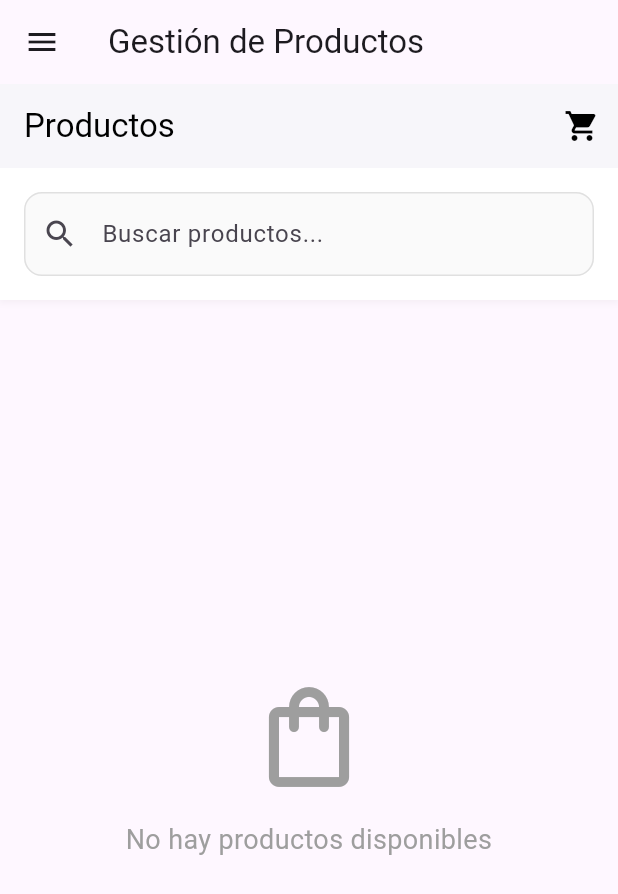
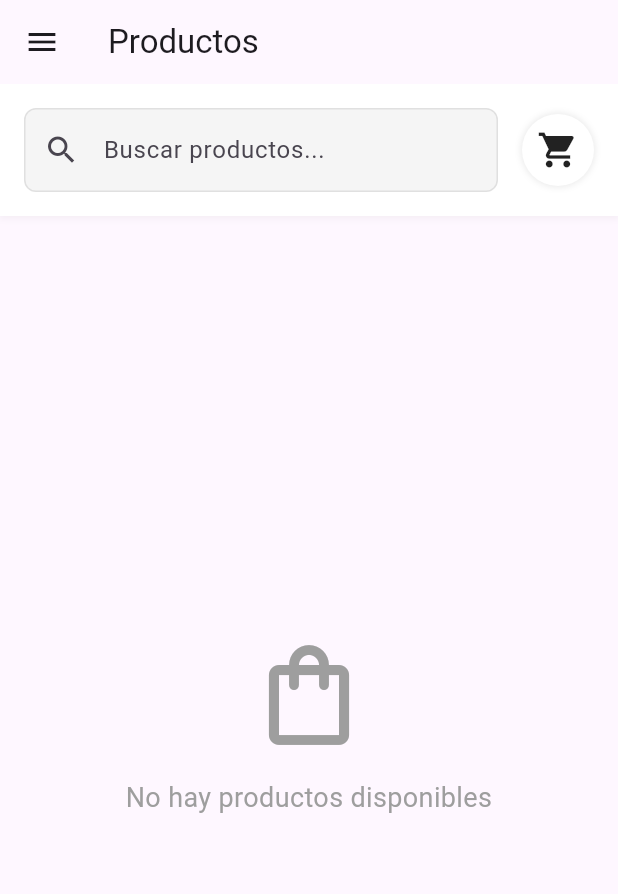
Before and after one commit to leonardaraujo/danleo-flutter, a Flutter app: the screen it shows after launch, in the side drawer, after a tap on the "shopping cart" icon, on a phone screen of 412 x 824 dp. Shown: the top 894 px of the screen. Run offline on Flutter 3.47's test engine with Material 3 defaults, Android fonts, the phone set to English and light mode, and no system bars; our stand-ins replace cloud_firestore, firebase_core, geolocator, google_maps_flutter; accounts and stored records are empty.

Commit message:
Se quito la opcion de subida automatica, se mejoro lista de productos eliminando titlebar innecesario y algunos cambios menores

```diff
--- a/lib/main.dart
+++ b/lib/main.dart
@@ -2,7 +2,6 @@ import 'package:flutter/material.dart';
 import 'package:firebase_core/firebase_core.dart';
 import 'widgets/product/productList.dart';
 import 'widgets/common/Sidebar.dart';
-import 'utils/AutoUpload.dart';
 import 'widgets/store/store_map_screen.dart'; // ✅ Importación del mapa
 
 void main() async {
@@ -17,7 +16,7 @@ class MainApp extends StatelessWidget {
   @override
   Widget build(BuildContext context) {
     return MaterialApp(
-      title: 'Gestión de Productos',
+      title: 'Productos',
       theme: ThemeData(
         primarySwatch: Colors.blue,
         visualDensity: VisualDensity.adaptivePlatformDensity,
@@ -49,10 +48,9 @@ class _MainScreenState extends State<MainScreen> {
   Widget build(BuildContext context) {
     final List<Widget> screens = [
       const ProductList(),
-      const AutoUpload(),
+      const StoreMapScreen(),
+      const Center(child: Text('Ayuda')),
       const Center(child: Text('Configuración')),
-      const Center(child: Text('Ayuda')),
-      const StoreMapScreen(), // ✅ Pantalla "Ubícanos" en índice 4
     ];
 
     return Scaffold(
@@ -68,15 +66,13 @@ class _MainScreenState extends State<MainScreen> {
   String _getTitleByIndex(int index) {
     switch (index) {
       case 0:
-        return 'Gestión de Productos';
+        return 'Productos';
       case 1:
-        return 'Carga Automática';
+        return 'Ubícanos';
       case 2:
+        return 'Ayuda';
+      case 3:
         return 'Configuración';
-      case 3:
-        return 'Ayuda';
-      case 4:
-        return 'Ubícanos'; // ✅ Nuevo título
       default:
         return 'Danleo';
     }
--- a/lib/services/cartService.dart
+++ b/lib/services/cartService.dart
@@ -31,43 +31,69 @@ class CartItem {
     return CartItem(
       id: product['id'],
       nombre: product['nombre'],
-      precio: product['precio'].toDouble(),
+      precio: (product['precio'] is int)
+          ? (product['precio'] as int).toDouble()
+          : product['precio'],
       urlImagen: product['urlImagen'],
     );
   }
 }
 
 class CartService extends ChangeNotifier {
+  // Singleton para asegurar una única instancia
   static final CartService _instance = CartService._internal();
+
   factory CartService() => _instance;
+
   CartService._internal();
 
+  // Almacenamiento interno de los productos en el carrito
   final Map<String, CartItem> _items = {};
 
+  // Getter para acceder a los items (como copia inmutable)
   Map<String, CartItem> get items => Map.unmodifiable(_items);
 
+  // Número total de productos diferentes en el carrito
   int get itemCount => _items.length;
 
-  int get totalQuantity => _items.values.fold(0, (sum, item) => sum + item.cantidad);
+  // Cantidad total de productos (sumando cantidades)
+  int get totalQuantity {
+    if (_items.isEmpty) return 0;
+    return _items.values.fold(0, (sum, item) => sum + item.cantidad);
+  }
 
-  double get totalAmount => _items.values.fold(0.0, (sum, item) => sum + item.total);
+  // Monto total a pagar
+  double get totalAmount {
+    if (_items.isEmpty) return 0.0;
+    return _items.values.fold(0.0, (sum, item) => sum + item.total);
+  }
 
+  // Añadir un producto al carrito
   void addItem(Map<String, dynamic> product) {
     final productId = product['id'];
 
     if (_items.containsKey(productId)) {
+      // Si ya existe, aumentar cantidad
       _items[productId]!.cantidad++;
     } else {
+      // Si es nuevo, crearlo
       _items[productId] = CartItem.fromProduct(product);
     }
+
+    // Notificar a los oyentes (widgets) que el carrito cambió
     notifyListeners();
+
+    // Imprimir para debug
+    print('Producto agregado. Total en carrito: ${totalQuantity}');
   }
 
+  // Remover un producto del carrito
   void removeItem(String productId) {
     _items.remove(productId);
     notifyListeners();
   }
 
+  // Actualizar la cantidad de un producto
   void updateQuantity(String productId, int quantity) {
     if (_items.containsKey(productId)) {
       if (quantity <= 0) {
@@ -79,6 +105,7 @@ class CartService extends ChangeNotifier {
     }
   }
 
+  // Aumentar cantidad de un producto
   void increaseQuantity(String productId) {
     if (_items.containsKey(productId)) {
       _items[productId]!.cantidad++;
@@ -86,6 +113,7 @@ class CartService extends ChangeNotifier {
     }
   }
 
+  // Disminuir cantidad de un producto
   void decreaseQuantity(String productId) {
     if (_items.containsKey(productId)) {
       if (_items[productId]!.cantidad > 1) {
@@ -97,15 +125,18 @@ class CartService extends ChangeNotifier {
     }
   }
 
+  // Limpiar todo el carrito
   void clearCart() {
     _items.clear();
     notifyListeners();
   }
 
+  // Verificar si un producto está en el carrito
   bool isInCart(String productId) {
     return _items.containsKey(productId);
   }
 
+  // Obtener cantidad de un producto específico
   int getQuantity(String productId) {
     return _items[productId]?.cantidad ?? 0;
   }
--- a/lib/utils/AutoUpload.dart
+++ /dev/null
@@ -1,281 +0,0 @@
-import 'package:flutter/material.dart';
-import '../services/ProductService.dart';
-import 'data.dart';
-
-class AutoUpload extends StatefulWidget {
-  const AutoUpload({super.key});
-
-  @override
-  State<AutoUpload> createState() => _AutoUploadState();
-}
-
-class _AutoUploadState extends State<AutoUpload> {
-  final ProductService _productService = ProductService();
-  bool _isLoading = false;
-  String _statusMessage = '';
-  bool _isSuccess = false;
-  int _totalUploaded = 0;
-  int _totalFailed = 0;
-  List<String> _errorMessages = [];
-  final int _startIndex = 16; // Comenzar desde el elemento 16
-
-  // Acceder a la lista de productos correctamente
-  List<Map<String, dynamic>> get products => productos;
-
-  Future<void> _uploadProducts() async {
-    // Reset estado
-    setState(() {
-      _isLoading = true;
-      _statusMessage = 'Subiendo productos...';
-      _isSuccess = false;
-      _totalUploaded = 0;
-      _totalFailed = 0;
-      _errorMessages = [];
-    });
-
-    try {
-      // Comenzar desde el índice 16
-      for (int i = _startIndex; i < products.length; i++) {
-        var product = products[i];
-
-        // Verificar si el producto tiene todos los campos necesarios
-        if (product["name"] == null ||
-            product["precio"] == null ||
-            product["descripcion"] == null ||
-            product["urlImage"] == null) {
-          String errorMsg = "Error en producto #$i: Faltan campos requeridos";
-          _errorMessages.add(errorMsg);
-          setState(() {
-            _totalFailed++;
-          });
-          continue;
-        }
-
-        try {
-          // Convertir el precio a double independientemente de si es int o double
-          final double precio =
-              product["precio"] is int
-                  ? (product["precio"] as int).toDouble()
-                  : (product["precio"] as double);
-
-          String result = await _productService.createProduct(
-            product["name"],
-            precio, // Ahora siempre es double
-            product["descripcion"],
-            product["urlImage"],
-          );
-
-          if (!result.startsWith('Error')) {
-            setState(() {
-              _totalUploaded++;
-            });
-          } else {
-            String errorMsg = "Error en producto #$i: $result";
-            _errorMessages.add(errorMsg);
-            setState(() {
-              _totalFailed++;
-            });
-          }
-        } catch (e) {
-          String errorMsg = "Error en producto #$i: $e";
-          _errorMessages.add(errorMsg);
-          setState(() {
-            _totalFailed++;
-          });
-        }
-      }
-
-      setState(() {
-        _isLoading = false;
-        _isSuccess = _totalFailed == 0;
-        _statusMessage =
-            _isSuccess
-                ? '¡Carga completada! $_totalUploaded productos subidos correctamente.'
-                : 'Carga parcial: $_totalUploaded subidos, $_totalFailed fallidos.';
-      });
-    } catch (e) {
-      setState(() {
-        _isLoading = false;
-        _isSuccess = false;
-        _statusMessage = 'Error durante la carga: $e';
-        _errorMessages.add(e.toString());
-      });
-    }
-  }
-
-  @override
-  Widget build(BuildContext context) {
-    return Scaffold(
-      body: Center(
-        child: SingleChildScrollView(
-          child: Padding(
-            padding: const EdgeInsets.all(16.0),
-            child: Column(
-              mainAxisAlignment: MainAxisAlignment.center,
-              children: [
-                const Icon(Icons.cloud_upload, size: 80, color: Colors.blue),
-                const SizedBox(height: 16),
-                const Text(
-                  'Carga Automática de Datos',
-                  style: TextStyle(fontSize: 24, fontWeight: FontWeight.bold),
-                  textAlign: TextAlign.center,
-                ),
-                const SizedBox(height: 8),
-                Text(
-                  'Iniciando desde el elemento $_startIndex de ${products.length}',
-                  style: const TextStyle(fontSize: 16, color: Colors.grey),
-                  textAlign: TextAlign.center,
-                ),
-                const SizedBox(height: 32),
-                Container(
-                  padding: const EdgeInsets.all(16),
-                  decoration: BoxDecoration(
-                    color: Colors.grey[100],
-                    borderRadius: BorderRadius.circular(12),
-                    border: Border.all(color: Colors.grey[300]!),
-                  ),
-                  child: Column(
-                    children: [
-                      Text(
-                        'Datos a cargar: ${products.length - _startIndex} productos',
-                        style: const TextStyle(
-                          fontSize: 16,
-                          fontWeight: FontWeight.bold,
-                        ),
-                      ),
-                      const SizedBox(height: 8),
-                      const Text(
-                        'Al hacer clic en el botón, se subirán automáticamente\nlos productos restantes a la base de datos.',
-                        style: TextStyle(fontSize: 14),
-                        textAlign: TextAlign.center,
-                      ),
-                    ],
-                  ),
-                ),
-                const SizedBox(height: 32),
-                if (_isLoading)
-                  Column(
-                    children: [
-                      const CircularProgressIndicator(),
-                      const SizedBox(height: 16),
-                      Text(
-                        _statusMessage,
-                        style: const TextStyle(fontSize: 16),
-                        textAlign: TextAlign.center,
-                      ),
-                    ],
-                  )
-                else if (_statusMessage.isNotEmpty)
-                  Container(
-                    padding: const EdgeInsets.all(16),
-                    decoration: BoxDecoration(
-                      color: _isSuccess ? Colors.green[50] : Colors.red[50],
-                      borderRadius: BorderRadius.circular(12),
-                      border: Border.all(
-                        color:
-                            _isSuccess ? Colors.green[300]! : Colors.red[300]!,
-                      ),
-                    ),
-                    child: Column(
-                      children: [
-                        Icon(
-                          _isSuccess ? Icons.check_circle : Icons.error,
-                          color: _isSuccess ? Colors.green : Colors.red,
-                          size: 32,
-                        ),
-                        const SizedBox(height: 8),
-                        Text(
-                          _statusMessage,
-                          style: TextStyle(
-                            fontSize: 16,
-                            color:
-                                _isSuccess
-                                    ? Colors.green[800]
-                                    : Colors.red[800],
-                          ),
-                          textAlign: TextAlign.center,
-                        ),
-                      ],
-                    ),
-                  ),
-
-                // Mostrar los errores si hay alguno
-                if (_errorMessages.isNotEmpty)
-                  Container(
-                    margin: const EdgeInsets.only(top: 16),
-                    padding: const EdgeInsets.all(16),
-                    decoration: BoxDecoration(
-                      color: Colors.red[50],
-                      borderRadius: BorderRadius.circular(12),
-                      border: Border.all(color: Colors.red[300]!),
-                    ),
-                    child: Column(
-                      crossAxisAlignment: CrossAxisAlignment.start,
-                      children: [
-                        const Text(
-                          'Detalles de errores:',
-                          style: TextStyle(
-                            fontWeight: FontWeight.bold,
-                            color: Colors.red,
-                          ),
-                        ),
-                        const SizedBox(height: 8),
-                        Container(
-                          height: _errorMessages.length > 3 ? 150 : null,
-                          decoration: BoxDecoration(
-                            color: Colors.white,
-                            borderRadius: BorderRadius.circular(8),
-                          ),
-                          child: SingleChildScrollView(
-                            child: Padding(
-                              padding: const EdgeInsets.all(8.0),
-                              child: Column(
-                                crossAxisAlignment: CrossAxisAlignment.start,
-                                children:
-                                    _errorMessages
-                                        .map(
-                                          (error) => Padding(
-                                            padding: const EdgeInsets.only(
-                                              bottom: 4,
-                                            ),
-                                            child: Text(
-                                              error,
-                                              style: const TextStyle(
-                                                color: Colors.red,
-                                                fontSize: 12,
-                                              ),
-                                            ),
-                                          ),
-                                        )
-                                        .toList(),
-                              ),
-                            ),
-                          ),
-                        ),
-                      ],
-                    ),
-                  ),
-
-                const SizedBox(height: 32),
-                ElevatedButton.icon(
-                  onPressed: _isLoading ? null : _uploadProducts,
-                  style: ElevatedButton.styleFrom(
-                    padding: const EdgeInsets.symmetric(
-                      horizontal: 32,
-                      vertical: 12,
-                    ),
-                  ),
-                  icon: const Icon(Icons.upload),
-                  label: Text(
-                    _isLoading ? 'Subiendo...' : 'Subir Productos',
-                    style: const TextStyle(fontSize: 16),
-                  ),
-                ),
-              ],
-            ),
-          ),
-        ),
-      ),
-    );
-  }
-}
--- a/lib/widgets/cart/CartButton.dart
+++ b/lib/widgets/cart/CartButton.dart
@@ -1,51 +1,77 @@
 import 'package:flutter/material.dart';
-import "../../services/cartService.dart";
+import '../../services/CartService.dart';
 import 'CartPage.dart';
 
 class CartButton extends StatelessWidget {
-  const CartButton({super.key});
+  const CartButton({Key? key}) : super(key: key);
 
   @override
   Widget build(BuildContext context) {
+    // Asegurémonos de que la instancia de CartService esté disponible
+    final cartService = CartService();
+
     return ListenableBuilder(
-      listenable: CartService(),
+      listenable: cartService,
       builder: (context, child) {
-        final cartService = CartService();
+        // Obtenemos el conteo total de productos en el carrito
         final itemCount = cartService.totalQuantity;
 
         return Stack(
+          clipBehavior: Clip.none,
           children: [
+            // Botón del carrito
             IconButton(
-              icon: const Icon(Icons.shopping_cart),
+              icon: const Icon(
+                Icons.shopping_cart,
+                size: 28,
+                color: Colors.black87,
+              ),
+              padding: EdgeInsets.zero,
+              constraints: const BoxConstraints(), // Eliminar restricciones de tamaño
               onPressed: () {
+                // Navegar a la página del carrito
                 Navigator.push(
                   context,
-                  MaterialPageRoute(builder: (context) => const CartPage()),
+                  MaterialPageRoute(
+                    builder: (context) => const CartPage(),
+                  ),
                 );
               },
             ),
+
+            // Badge con el contador (solo se muestra si hay productos)
             if (itemCount > 0)
               Positioned(
-                right: 0,
-                top: 0,
+                right: -5,
+                top: -5,
                 child: Container(
-                  padding: const EdgeInsets.all(2),
+                  padding: const EdgeInsets.all(4),
                   decoration: BoxDecoration(
                     color: Colors.red,
                     borderRadius: BorderRadius.circular(10),
+                    boxShadow: [
+                      BoxShadow(
+                        color: Colors.grey.withOpacity(0.3),
+                        spreadRadius: 1,
+                        blurRadius: 2,
+                        offset: const Offset(0, 1),
+                      ),
+                    ],
                   ),
                   constraints: const BoxConstraints(
                     minWidth: 20,
                     minHeight: 20,
                   ),
+                  child: Center(
                     child: Text(
                       itemCount > 99 ? '99+' : itemCount.toString(),
                       style: const TextStyle(
                         color: Colors.white,
-                      fontSize: 12,
+                        fontSize: 10,
                         fontWeight: FontWeight.bold,
                       ),
                       textAlign: TextAlign.center,
+                    ),
                   ),
                 ),
               ),
--- a/lib/widgets/cart/CartPage.dart
+++ b/lib/widgets/cart/CartPage.dart
@@ -1,5 +1,5 @@
 import 'package:flutter/material.dart';
-import "../../services/cartService.dart";
+import "../../services/CartService.dart";
 
 class CartPage extends StatelessWidget {
   const CartPage({super.key});
--- a/lib/widgets/common/Sidebar.dart
+++ b/lib/widgets/common/Sidebar.dart
@@ -48,29 +48,23 @@ class Sidebar extends StatelessWidget {
             title: 'Productos',
             index: 0,
           ),
+          const Divider(),
           _buildMenuItem(
             context: context,
-            icon: Icons.cloud_upload,
-            title: 'Carga Automática',
-            index: 1,
-          ),
-          _buildMenuItem(
-            context: context,
-            icon: Icons.settings,
-            title: 'Configuración',
-            index: 2,
+            icon: Icons.location_on,
+            title: 'Ubícanos',
+            index: 3,
           ),
           _buildMenuItem(
             context: context,
             icon: Icons.help,
             title: 'Ayuda',
-            index: 3,
-          ),
-          _buildMenuItem(
+            index: 2,
+          ),      _buildMenuItem(
             context: context,
-            icon: Icons.location_on,
-            title: 'Ubícanos',
-            index: 4,
+            icon: Icons.settings,
+            title: 'Configuración',
+            index: 1,
           ),
         ],
       ),
--- a/lib/widgets/product/ProductPage.dart
+++ b/lib/widgets/product/ProductPage.dart
@@ -1,5 +1,5 @@
 import 'package:flutter/material.dart';
-import '../../services/cartService.dart';
+import '../../services/CartService.dart';
 
 class ProductPage extends StatelessWidget {
   final Map<String, dynamic> product;
--- a/lib/widgets/product/productList.dart
+++ b/lib/widgets/product/productList.dart
@@ -60,8 +60,7 @@ class _ProductListState extends State<ProductList> {
     if (_searchQuery.isEmpty) {
       _filteredProducts = List.from(_products);
     } else {
-      _filteredProducts =
-          _products.where((product) {
+      _filteredProducts = _products.where((product) {
         final name = product['nombre']?.toString().toLowerCase() ?? '';
         return name.contains(_searchQuery);
       }).toList();
@@ -105,9 +104,8 @@ class _ProductListState extends State<ProductList> {
       setState(() {
         _isLoading = false;
       });
-      ScaffoldMessenger.of(
-        context,
-      ).showSnackBar(SnackBar(content: Text('Error al cargar productos: $e')));
+      ScaffoldMessenger.of(context)
+          .showSnackBar(SnackBar(content: Text('Error al cargar productos: $e')));
     }
   }
 
@@ -154,16 +152,9 @@ class _ProductListState extends State<ProductList> {
   @override
   Widget build(BuildContext context) {
     return Scaffold(
-      appBar: AppBar(
-        title: const Text('Productos'),
-        backgroundColor: Colors.white,
-        foregroundColor: Colors.black,
-        elevation: 1,
-        actions: const [CartButton()],
-      ),
       body: Column(
         children: [
-          // Barra de búsqueda
+          // Barra de búsqueda + Carrito (uno al lado del otro)
           Container(
             padding: const EdgeInsets.all(16.0),
             decoration: BoxDecoration(
@@ -177,33 +168,51 @@ class _ProductListState extends State<ProductList> {
                 ),
               ],
             ),
+            child: Row(
+              children: [
+                // Buscador expandido
+                Expanded(
+                  child: Container(
+                    decoration: BoxDecoration(
+                      color: Colors.grey[100],
+                      borderRadius: BorderRadius.circular(8),
+                      border: Border.all(color: Colors.grey.shade300),
+                    ),
                     child: TextField(
                       controller: _searchController,
                       decoration: InputDecoration(
                         hintText: 'Buscar productos...',
                         prefixIcon: const Icon(Icons.search),
-                suffixIcon:
-                    _searchQuery.isNotEmpty
+                        suffixIcon: _searchQuery.isNotEmpty
                             ? IconButton(
                                 icon: const Icon(Icons.clear),
                                 onPressed: _clearSearch,
                               )
                             : null,
-                border: OutlineInputBorder(
-                  borderRadius: BorderRadius.circular(12),
-                  borderSide: BorderSide(color: Colors.grey.shade300),
+                        border: InputBorder.none,
+                        contentPadding: const EdgeInsets.symmetric(vertical: 15),
                       ),
-                enabledBorder: OutlineInputBorder(
-                  borderRadius: BorderRadius.circular(12),
-                  borderSide: BorderSide(color: Colors.grey.shade300),
                     ),
-                focusedBorder: OutlineInputBorder(
-                  borderRadius: BorderRadius.circular(12),
-                  borderSide: BorderSide(color: Theme.of(context).primaryColor),
                   ),
-                filled: true,
-                fillColor: Colors.grey.shade50,
                 ),
+
+                // Carrito
+                const SizedBox(width: 16),
+                Container(
+                  decoration: BoxDecoration(
+                    color: Colors.white,
+                    shape: BoxShape.circle,
+                    boxShadow: [
+                      BoxShadow(
+                        color: Colors.grey.withOpacity(0.2),
+                        spreadRadius: 1,
+                        blurRadius: 3,
+                      ),
+                    ],
+                  ),
+                  child: const CartButton(),
+                ),
+              ],
             ),
           ),
 
@@ -220,8 +229,7 @@ class _ProductListState extends State<ProductList> {
 
           // Lista de productos
           Expanded(
-            child:
-                _isLoading && _products.isEmpty
+            child: _isLoading && _products.isEmpty
                 ? const Center(child: CircularProgressIndicator())
                 : _filteredProducts.isEmpty
                     ? Center(
@@ -270,8 +278,7 @@ class _ProductListState extends State<ProductList> {
                               crossAxisSpacing: 8,
                               mainAxisSpacing: 8,
                             ),
-                          itemCount:
-                              _filteredProducts.length +
+                            itemCount: _filteredProducts.length +
                                 (_isLoadingMore ? 2 : 0),
                             itemBuilder: (context, index) {
                               if (index >= _filteredProducts.length) {
```
Lines whose indentation alone changed are shown as unchanged.
